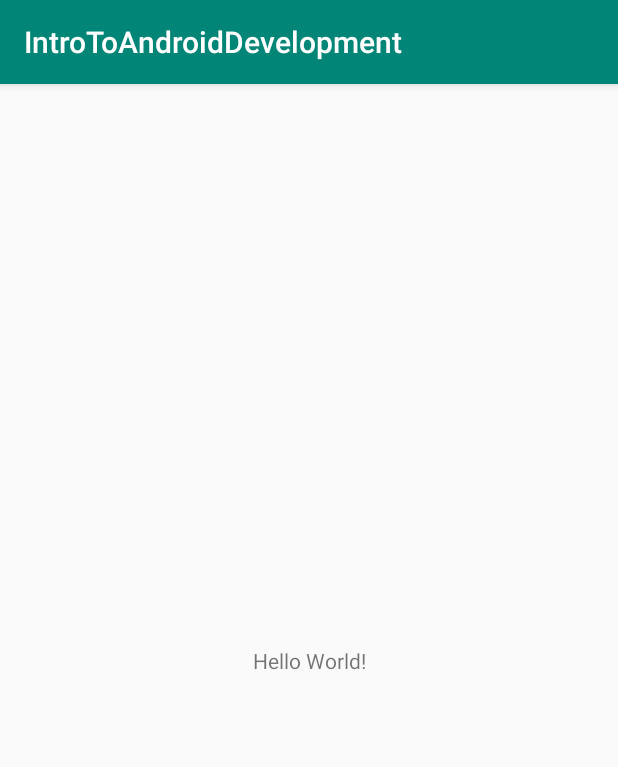
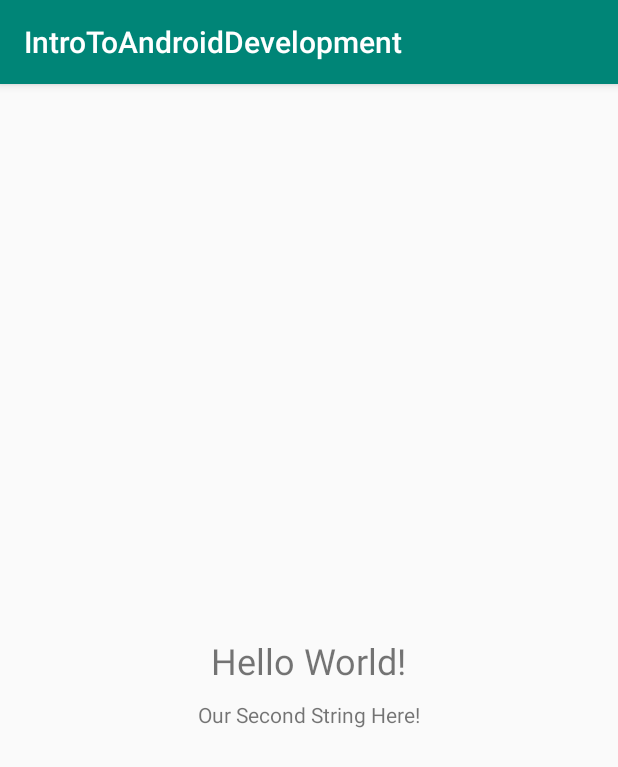
Before and after one commit to benvanarragon/IntroToAndroidDevelopment, an Android app: the screen it shows after launch (MainActivity), on a phone screen of 412 x 824 dp. Shown: the top 767 px of the screen. Run offline under Robolectric (Android 15) with nearby library versions, the phone set to English and light mode, and no system bars.

Commit message:
Added second text view. Added second string.

```diff
--- a/app/src/main/res/layout/activity_main.xml
+++ b/app/src/main/res/layout/activity_main.xml
@@ -7,12 +7,25 @@
     tools:context=".MainActivity">
 
     <TextView
+        android:id="@+id/helloTextView"
         android:layout_width="wrap_content"
         android:layout_height="wrap_content"
-        android:text="Hello World!"
+        android:padding="@dimen/large_text_padding"
+        android:text="@string/hello_world"
+        android:textSize="24sp"
         app:layout_constraintBottom_toBottomOf="parent"
         app:layout_constraintLeft_toLeftOf="parent"
         app:layout_constraintRight_toRightOf="parent"
         app:layout_constraintTop_toTopOf="parent" />
 
+    <TextView
+        android:layout_width="wrap_content"
+        android:layout_height="wrap_content"
+        android:text="@string/our_second_string"
+
+        app:layout_constraintLeft_toLeftOf="parent"
+        app:layout_constraintRight_toRightOf="parent"
+        app:layout_constraintTop_toBottomOf="@id/helloTextView"
+        android:id="@+id/secondStringTextView"/>
+
 </android.support.constraint.ConstraintLayout>
--- a/app/src/main/res/values/strings.xml
+++ b/app/src/main/res/values/strings.xml
@@ -1,3 +1,5 @@
 <resources>
     <string name="app_name">IntroToAndroidDevelopment</string>
+    <string name="hello_world">Hello World!</string>
+    <string name="our_second_string">Our Second String Here!</string>
 </resources>
```
